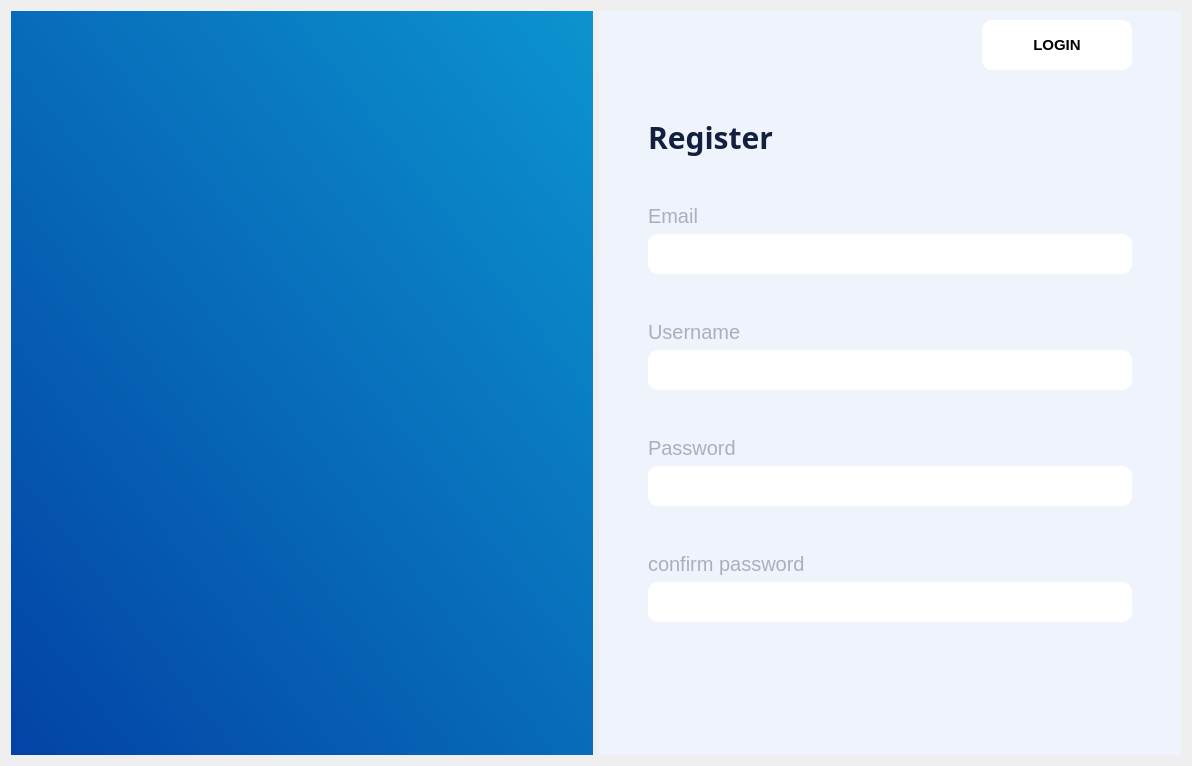
The window that forms/register_view.ui (yousefelmesalamy/Illminor) describes before a commit, drawn with Qt 5.
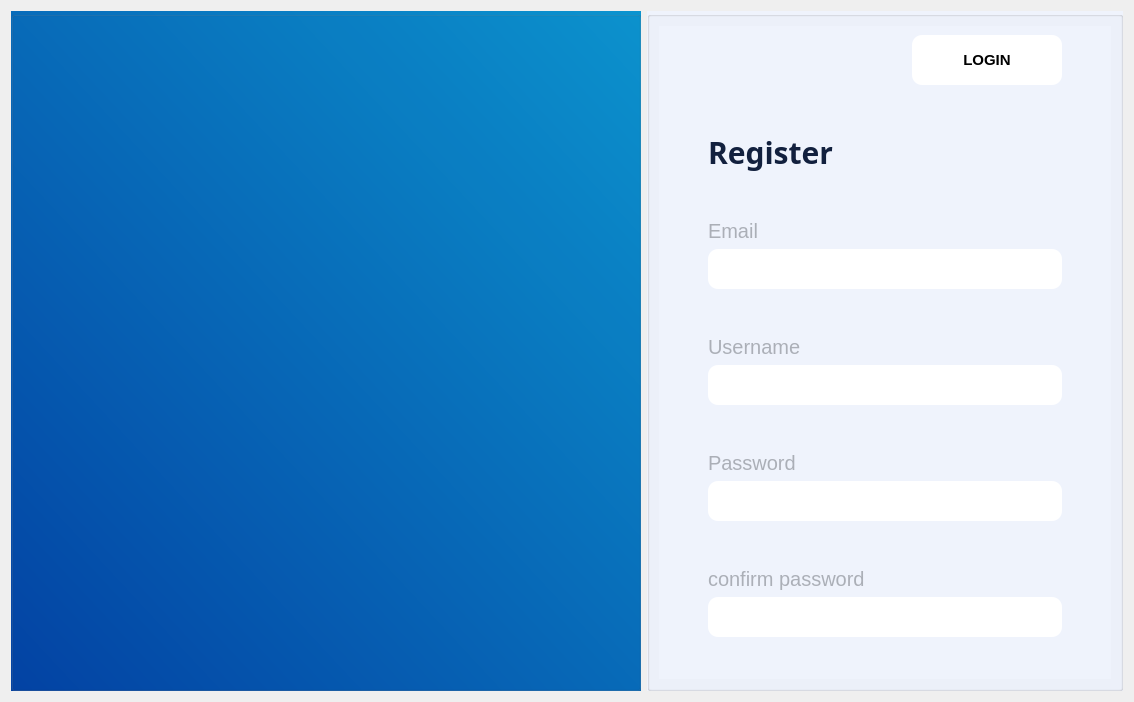
The same window after the commit. Icons and pictures are not drawn.

Commit message: goal screen

```diff
--- a/forms/register_view.ui
+++ b/forms/register_view.ui
@@ -6,8 +6,8 @@
    <rect>
     <x>0</x>
     <y>0</y>
-    <width>1192</width>
-    <height>766</height>
+    <width>1134</width>
+    <height>702</height>
    </rect>
   </property>
   <property name="windowTitle">
@@ -19,187 +19,71 @@
   </property>
   <layout class="QGridLayout" name="gridLayout_7">
    <item row="0" column="0">
-    <widget class="QWidget" name="widget" native="true">
+    <widget class="QGroupBox" name="groupBox_3">
      <property name="styleSheet">
       <string notr="true">background-color: qlineargradient(spread:pad, x1:0, y1:1, x2:1, y2:0, stop:0 rgba(3, 67, 165, 255), stop:1 rgba(12, 148, 207, 255));</string>
      </property>
-     <layout class="QGridLayout" name="gridLayout_8">
-      <item row="1" column="1">
+     <property name="title">
+      <string/>
+     </property>
+     <layout class="QGridLayout" name="gridLayout_2">
+      <item row="0" column="0">
+       <widget class="QLabel" name="label_7">
+        <property name="minimumSize">
+         <size>
+          <width>606</width>
+          <height>605</height>
+         </size>
+        </property>
+        <property name="maximumSize">
+         <size>
+          <width>606</width>
+          <height>605</height>
+         </size>
+        </property>
+        <property name="styleSheet">
+         <string notr="true">background-color: rgb(255, 255, 255,0);</string>
+        </property>
+        <property name="text">
+         <string/>
+        </property>
+        <property name="pixmap">
+         <pixmap resource="app_resources.qrc">:/ICONS/icons/LOGO.png</pixmap>
+        </property>
+        <property name="alignment">
+         <set>Qt::AlignCenter</set>
+        </property>
+       </widget>
+      </item>
+     </layout>
+    </widget>
+   </item>
+   <item row="0" column="1">
        <widget class="QGroupBox" name="groupBox">
         <property name="styleSheet">
-         <string notr="true">border-style: outset;
- border-color:transparent;
-background-color:transparent;</string>
-        </property>
-        <property name="title">
-         <string/>
-        </property>
-        <layout class="QGridLayout" name="gridLayout_9">
-         <item row="2" column="0">
-          <spacer name="verticalSpacer_10">
-           <property name="orientation">
-            <enum>Qt::Vertical</enum>
-           </property>
-           <property name="sizeType">
-            <enum>QSizePolicy::Minimum</enum>
-           </property>
-           <property name="sizeHint" stdset="0">
-            <size>
-             <width>20</width>
-             <height>40</height>
-            </size>
-           </property>
-          </spacer>
-         </item>
-         <item row="0" column="1">
-          <spacer name="horizontalSpacer_2">
-           <property name="orientation">
-            <enum>Qt::Horizontal</enum>
-           </property>
-           <property name="sizeType">
-            <enum>QSizePolicy::Fixed</enum>
-           </property>
-           <property name="sizeHint" stdset="0">
-            <size>
-             <width>100</width>
-             <height>20</height>
-            </size>
-           </property>
-          </spacer>
-         </item>
-         <item row="0" column="0">
-          <widget class="QPushButton" name="coach_btn">
-           <property name="enabled">
-            <bool>true</bool>
-           </property>
-           <property name="maximumSize">
-            <size>
-             <width>16777215</width>
-             <height>1080</height>
-            </size>
-           </property>
-           <property name="font">
-            <font>
-             <family>Ubuntu</family>
-             <pointsize>-1</pointsize>
-             <stylestrategy>PreferDefault</stylestrategy>
-            </font>
-           </property>
-           <property name="tabletTracking">
-            <bool>false</bool>
-           </property>
-           <property name="focusPolicy">
-            <enum>Qt::NoFocus</enum>
-           </property>
-           <property name="contextMenuPolicy">
-            <enum>Qt::DefaultContextMenu</enum>
-           </property>
-           <property name="acceptDrops">
-            <bool>false</bool>
-           </property>
-           <property name="toolTip">
-            <string/>
-           </property>
-           <property name="toolTipDuration">
-            <number>-2</number>
-           </property>
-           <property name="statusTip">
-            <string/>
-           </property>
-           <property name="styleSheet">
-            <string notr="true">background-color: rgb(0, 0, 0,0
-);
-	font-size:30px;
-</string>
-           </property>
-           <property name="inputMethodHints">
-            <set>Qt::ImhNone</set>
-           </property>
-           <property name="text">
-            <string/>
-           </property>
-           <property name="icon">
-            <iconset resource="app_resources.qrc">
-             <normaloff>:/ICONS/icons/LOGO.png</normaloff>:/ICONS/icons/LOGO.png</iconset>
-           </property>
-           <property name="iconSize">
-            <size>
-             <width>512</width>
-             <height>512</height>
-            </size>
-           </property>
-           <property name="autoRepeat">
-            <bool>false</bool>
-           </property>
-           <property name="autoExclusive">
-            <bool>false</bool>
-           </property>
-           <property name="autoDefault">
-            <bool>false</bool>
-           </property>
-           <property name="default">
-            <bool>false</bool>
-           </property>
-           <property name="flat">
-            <bool>true</bool>
-           </property>
-          </widget>
-         </item>
-        </layout>
-       </widget>
-      </item>
-      <item row="0" column="1">
-       <spacer name="verticalSpacer_7">
-        <property name="orientation">
-         <enum>Qt::Vertical</enum>
-        </property>
-        <property name="sizeType">
-         <enum>QSizePolicy::Fixed</enum>
-        </property>
-        <property name="sizeHint" stdset="0">
-         <size>
-          <width>20</width>
-          <height>40</height>
-         </size>
-        </property>
-       </spacer>
-      </item>
-      <item row="1" column="0">
-       <spacer name="horizontalSpacer_4">
-        <property name="orientation">
-         <enum>Qt::Horizontal</enum>
-        </property>
-        <property name="sizeType">
-         <enum>QSizePolicy::Fixed</enum>
-        </property>
-        <property name="sizeHint" stdset="0">
-         <size>
-          <width>40</width>
-          <height>20</height>
-         </size>
-        </property>
-       </spacer>
-      </item>
-     </layout>
-    </widget>
-   </item>
-   <item row="0" column="1">
-    <widget class="QWidget" name="widget_2" native="true">
-     <property name="font">
-      <font>
-       <family>Ubuntu</family>
-       <pointsize>-1</pointsize>
-       <weight>75</weight>
-       <bold>true</bold>
-      </font>
-     </property>
-     <property name="styleSheet">
       <string notr="true">color: rgb(18, 32, 62);
 background-color:rgb(239,243,252,255)</string>
      </property>
-     <layout class="QGridLayout" name="gridLayout_6">
+     <property name="title">
+      <string/>
+     </property>
+     <layout class="QGridLayout" name="gridLayout">
+      <item row="0" column="0">
+       <widget class="QWidget" name="widget_3" native="true">
+        <property name="font">
+         <font>
+          <family>Ubuntu</family>
+          <pointsize>-1</pointsize>
+          <weight>75</weight>
+          <bold>true</bold>
+         </font>
+        </property>
+        <property name="styleSheet">
+         <string notr="true"/>
+        </property>
+        <layout class="QGridLayout" name="gridLayout_18">
       <item row="4" column="1" colspan="2">
-       <layout class="QGridLayout" name="gridLayout_5">
+          <layout class="QGridLayout" name="gridLayout_19">
         <item row="1" column="0">
          <spacer name="verticalSpacer">
           <property name="orientation">
@@ -268,9 +152,9 @@
          </spacer>
         </item>
         <item row="0" column="0">
-         <layout class="QGridLayout" name="gridLayout">
+            <layout class="QGridLayout" name="gridLayout_21">
           <item row="0" column="0">
-           <widget class="QLabel" name="label_2">
+              <widget class="QLabel" name="label_15">
             <property name="styleSheet">
              <string notr="true">color: rgb(171, 175, 183);</string>
             </property>
@@ -280,7 +164,7 @@
            </widget>
           </item>
           <item row="1" column="0">
-           <widget class="QLineEdit" name="email_lin">
+              <widget class="QLineEdit" name="email_lin_3">
             <property name="minimumSize">
              <size>
               <width>350</width>
@@ -315,9 +199,9 @@
          </layout>
         </item>
         <item row="2" column="0">
-         <layout class="QGridLayout" name="gridLayout_2">
+            <layout class="QGridLayout" name="gridLayout_22">
           <item row="0" column="0">
-           <widget class="QLabel" name="label_3">
+              <widget class="QLabel" name="label_16">
             <property name="styleSheet">
              <string notr="true">color: rgb(171, 175, 183);</string>
             </property>
@@ -327,7 +211,7 @@
            </widget>
           </item>
           <item row="1" column="0">
-           <widget class="QLineEdit" name="username_lin">
+              <widget class="QLineEdit" name="username_lin_3">
             <property name="minimumSize">
              <size>
               <width>350</width>
@@ -400,7 +284,7 @@
        </layout>
       </item>
       <item row="3" column="1">
-       <spacer name="verticalSpacer_5">
+          <spacer name="verticalSpacer_22">
         <property name="orientation">
          <enum>Qt::Vertical</enum>
         </property>
@@ -415,24 +299,8 @@
         </property>
        </spacer>
       </item>
-      <item row="4" column="3">
-       <spacer name="horizontalSpacer_3">
-        <property name="orientation">
-         <enum>Qt::Horizontal</enum>
-        </property>
-        <property name="sizeType">
-         <enum>QSizePolicy::Fixed</enum>
-        </property>
-        <property name="sizeHint" stdset="0">
-         <size>
-          <width>40</width>
-          <height>20</height>
-         </size>
-        </property>
-       </spacer>
-      </item>
       <item row="5" column="1">
-       <spacer name="verticalSpacer_4">
+          <spacer name="verticalSpacer_18">
         <property name="orientation">
          <enum>Qt::Vertical</enum>
         </property>
@@ -447,8 +315,8 @@
         </property>
        </spacer>
       </item>
-      <item row="4" column="0">
-       <spacer name="horizontalSpacer">
+         <item row="4" column="3">
+          <spacer name="horizontalSpacer_10">
         <property name="orientation">
          <enum>Qt::Horizontal</enum>
         </property>
@@ -463,8 +331,24 @@
         </property>
        </spacer>
       </item>
+         <item row="1" column="2">
+          <spacer name="verticalSpacer_17">
+           <property name="orientation">
+            <enum>Qt::Vertical</enum>
+           </property>
+           <property name="sizeType">
+            <enum>QSizePolicy::Fixed</enum>
+           </property>
+           <property name="sizeHint" stdset="0">
+            <size>
+             <width>20</width>
+             <height>40</height>
+            </size>
+           </property>
+          </spacer>
+         </item>
       <item row="0" column="2">
-       <widget class="QPushButton" name="login_pushbutton">
+          <widget class="QPushButton" name="login_pushbutton_3">
         <property name="minimumSize">
          <size>
           <width>150</width>
@@ -503,24 +387,8 @@
         </property>
        </widget>
       </item>
-      <item row="1" column="2">
-       <spacer name="verticalSpacer_6">
-        <property name="orientation">
-         <enum>Qt::Vertical</enum>
-        </property>
-        <property name="sizeType">
-         <enum>QSizePolicy::Fixed</enum>
-        </property>
-        <property name="sizeHint" stdset="0">
-         <size>
-          <width>20</width>
-          <height>40</height>
-         </size>
-        </property>
-       </spacer>
-      </item>
       <item row="2" column="1">
-       <widget class="QLabel" name="label">
+          <widget class="QLabel" name="label_13">
         <property name="font">
          <font>
           <family>arow</family>
@@ -537,6 +405,25 @@
         <property name="text">
          <string>Register</string>
         </property>
+          </widget>
+         </item>
+         <item row="4" column="0">
+          <spacer name="horizontalSpacer_9">
+           <property name="orientation">
+            <enum>Qt::Horizontal</enum>
+           </property>
+           <property name="sizeType">
+            <enum>QSizePolicy::Fixed</enum>
+           </property>
+           <property name="sizeHint" stdset="0">
+            <size>
+             <width>40</width>
+             <height>20</height>
+            </size>
+           </property>
+          </spacer>
+         </item>
+        </layout>
        </widget>
       </item>
      </layout>
```
Left out of the diff: 20 changed lines with no effect on the pictures. Lines whose indentation alone changed are shown as unchanged. The commit also changes 5 other files.
